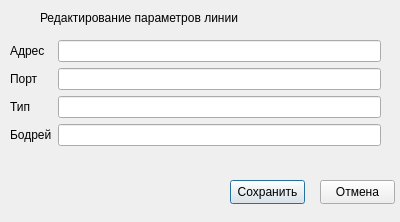
Above: edit_line.ui from obrodiga/XmrReder before the change. Below: the same form after it.
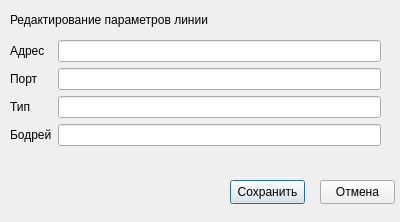
That is the form after the change.

Commit message: функционал кнопок сохранить/отмена

The edit to the form file:
```diff
--- a/edit_line.ui
+++ b/edit_line.ui
@@ -16,10 +16,10 @@
   <widget class="QLabel" name="label">
    <property name="geometry">
     <rect>
-     <x>40</x>
+     <x>10</x>
      <y>10</y>
-     <width>201</width>
-     <height>16</height>
+     <width>371</width>
+     <height>20</height>
     </rect>
    </property>
    <property name="text">
```
The commit also changes 2 other files.
